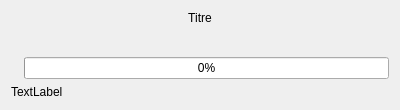
This is sources/ui/dialogwaiting.ui in qelectrotech/qelectrotech-source-mirror as Qt 5 draws it before an edit. The edited form follows.
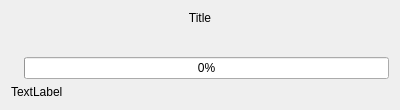
This is the edited form. Icons and pictures are not drawn.

What changed in the file:
```diff
--- a/sources/ui/dialogwaiting.ui
+++ b/sources/ui/dialogwaiting.ui
@@ -23,7 +23,7 @@
      <item>
       <widget class="QLabel" name="labelTitle">
        <property name="text">
-        <string>Titre</string>
+        <string>Title</string>
        </property>
        <property name="textFormat">
         <enum>Qt::AutoText</enum>
```
Left out of the diff: 2 changed lines with no effect on the pictures.
